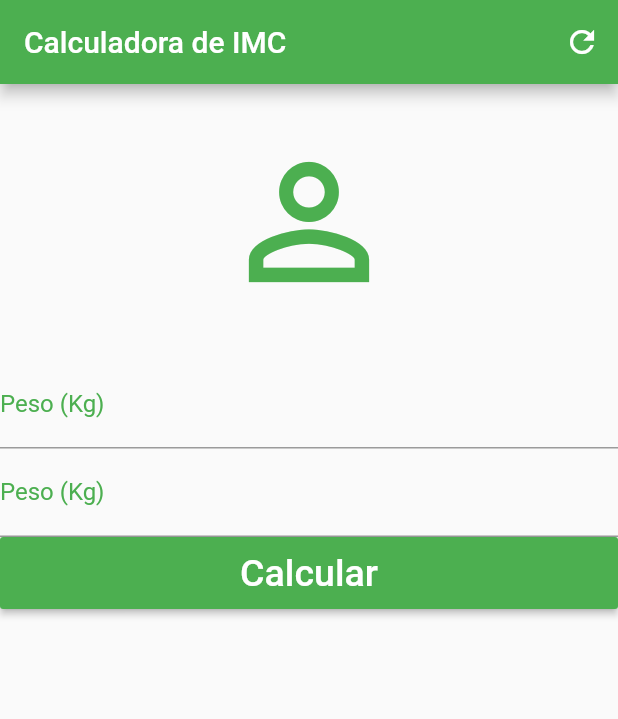
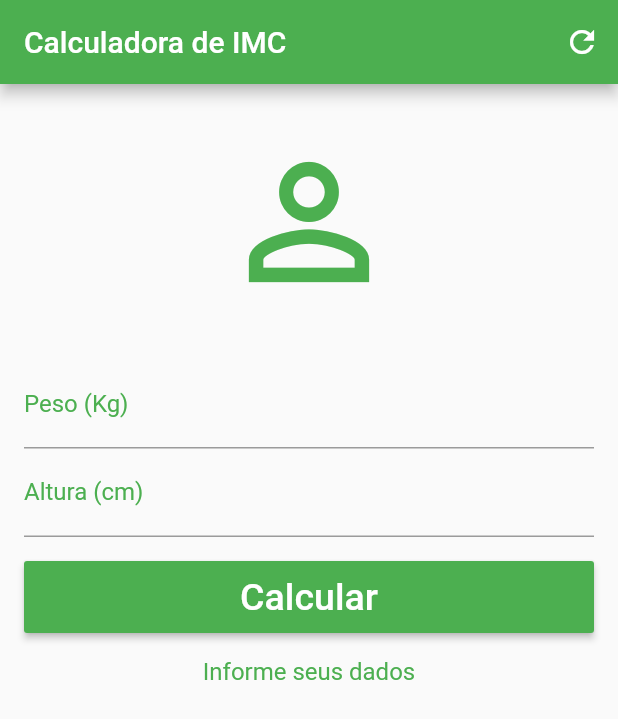
Before and after one commit to gabrielferreir/starting-with-flutter, a Flutter app: the screen it shows after launch, after a tap on "Calcular", on a phone screen of 412 x 824 dp. Shown: the top 719 px of the screen. Run offline on Flutter 3.47's test engine with Material 2 defaults, Android fonts, the phone set to English and light mode, and no system bars.

Commit message:
Finalizando App de IMC

```diff
--- a/imc/lib/main.dart
+++ b/imc/lib/main.dart
@@ -10,6 +10,46 @@ class Home extends StatefulWidget {
 }
 
 class _HomeState extends State<Home> {
+  String text = 'Informe seus dados';
+
+  TextEditingController weightController = TextEditingController();
+  TextEditingController widthController = TextEditingController();
+
+  void _resetFields() {
+    weightController.text = '';
+    widthController.text = '';
+
+    setState(() {
+      this.text = 'Informe seus dados';
+    });
+  }
+
+  void _calculate() {
+    setState(() {
+
+      double weight = double.parse(weightController.text);
+      double height = double.parse(widthController.text) / 100;
+      double imc = weight / (height * height);
+      print('weight $weight');
+      print('height $height');
+      print(imc);
+
+      if (imc < 18.6) {
+        this.text = 'Abaixo do Peso (${imc.toStringAsPrecision(2)})';
+      } else if (imc >= 18.6 && imc < 24.9) {
+        this.text = 'Peso ideal (${imc.toStringAsPrecision(2)})';
+      } else if (imc >= 24.9 && imc < 29.9) {
+        this.text = 'Levemente Acima do Peso(${imc.toStringAsPrecision(2)})';
+      } else if (imc >= 29.9 && imc < 34.9) {
+        this.text = 'Obesidade Grau I (${imc.toStringAsPrecision(2)})';
+      } else if (imc >= 34.9 && imc < 39.9) {
+        this.text = 'Obesidade Grau II (${imc.toStringAsPrecision(2)})';
+      } else {
+        this.text = 'Obesidade Grau III (${imc.toStringAsPrecision(2)})';
+      }
+    });
+  }
+
   @override
   Widget build(BuildContext context) {
     return Scaffold(
@@ -19,35 +59,57 @@ class _HomeState extends State<Home> {
         actions: <Widget>[
           IconButton(
             icon: Icon(Icons.refresh),
-            onPressed: () {},
+            onPressed: () {
+              this._resetFields();
+            },
           )
         ],
       ),
-      body: Column(
+      body: SingleChildScrollView(
+        padding: EdgeInsets.fromLTRB(16.0, 0.0, 16.0, 0.0),
+        child: Column(
           crossAxisAlignment: CrossAxisAlignment.stretch,
           children: <Widget>[
             Padding(
                 padding: EdgeInsets.all(32.0),
-            child: Icon(Icons.person_outline, size: 120.0, color: Colors.green)
+                child:
+                Icon(Icons.person_outline, size: 120.0, color: Colors.green)),
+            TextField(
+              keyboardType: TextInputType.number,
+              controller: weightController,
+              decoration: InputDecoration(
+                  labelText: "Peso (Kg)",
+                  labelStyle: TextStyle(color: Colors.green)),
             ),
-          TextField(keyboardType: TextInputType.number, decoration: InputDecoration(
-            labelText: "Peso (Kg)",
-            labelStyle: TextStyle(color: Colors.green)
-          ),),
-          TextField(keyboardType: TextInputType.number, decoration: InputDecoration(
-              labelText: "Peso (Kg)",
-              labelStyle: TextStyle(color: Colors.green)
-          ),),
+            TextField(
+              keyboardType: TextInputType.number,
+              controller: widthController,
+              decoration: InputDecoration(
+                  labelText: "Altura (cm)",
+                  labelStyle: TextStyle(color: Colors.green)),
+            ),
             Container(
               height: 48.0,
+              margin: EdgeInsets.fromLTRB(0.0, 16.0, 0.0, 16.0),
               child: RaisedButton(
-              onPressed: (){},
-              child: Text("Calcular", style: TextStyle(color: Colors.white, fontSize: 25.0),),
+                onPressed: () {
+                  this._calculate();
+                },
+                child: Text(
+                  "Calcular",
+                  style: TextStyle(color: Colors.white, fontSize: 25.0),
+                ),
                 color: Colors.green,
               ),
+            ),
+            Text(
+              text,
+              textAlign: TextAlign.center,
+              style: TextStyle(color: Colors.green, fontSize: 16.0),
             )
           ],
         ),
+      )
     );
   }
 }
```
Lines whose indentation alone changed are shown as unchanged.
